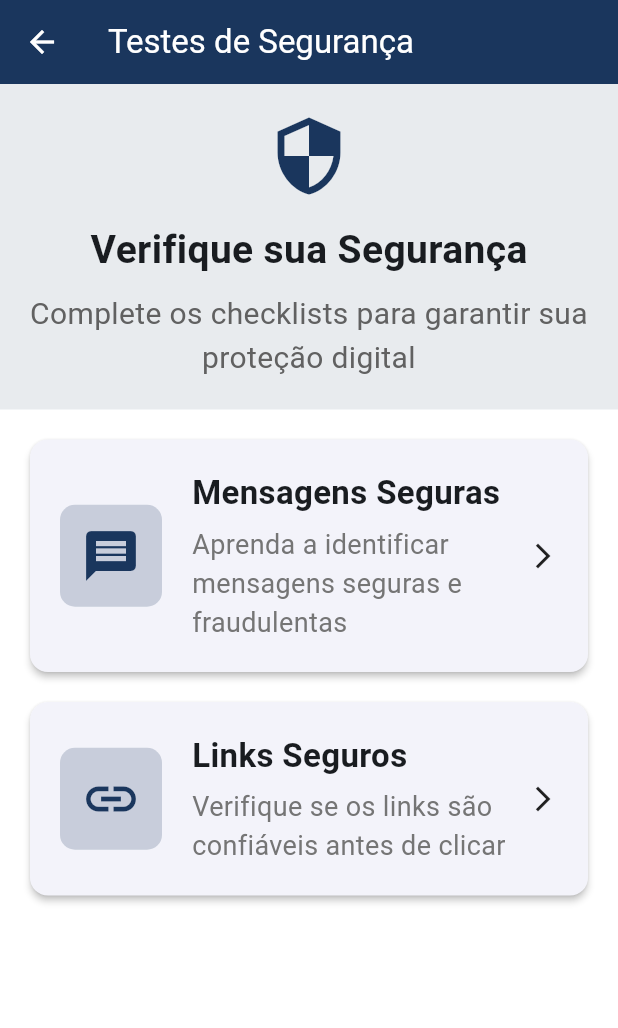
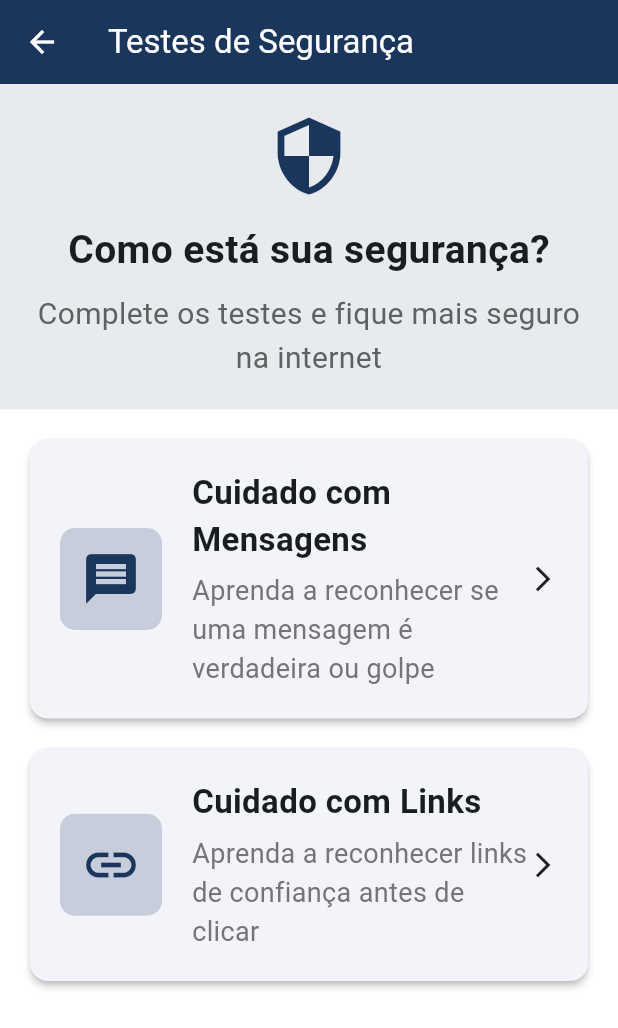
Before and after one commit to matheusclemente/protetor_digital_prototipo, a Flutter app: the ChecklistScreen screen opened directly, on a phone screen of 412 x 824 dp. Shown: the top 1028 px of the screen. Run offline on Flutter 3.47's test engine with Material 3 defaults, Android fonts, the light colour scheme and no system bars; our stand-ins replace device_info_plus, introduction_screen.

Commit message:
Simplify texts in checklists and message analyser

```diff
--- a/lib/features/checklists/checklist_screen.dart
+++ b/lib/features/checklists/checklist_screen.dart
@@ -12,15 +12,16 @@ class ChecklistScreen extends StatelessWidget {
 
   static const List<Map<String, dynamic>> checklistData = [
     {
-      'title': 'Mensagens Seguras',
+      'title': 'Cuidado com Mensagens',
       'icon': Icons.message,
-      'description': 'Aprenda a identificar mensagens seguras e fraudulentas',
+      'description':
+          'Aprenda a reconhecer se uma mensagem é verdadeira ou golpe',
       'color': Color(0xFF1A365D),
     },
     {
-      'title': 'Links Seguros',
+      'title': 'Cuidado com Links',
       'icon': Icons.link,
-      'description': 'Verifique se os links são confiáveis antes de clicar',
+      'description': 'Aprenda a reconhecer links de confiança antes de clicar',
       'color': Color(0xFF1A365D),
     },
   ];
@@ -48,7 +49,7 @@ class ChecklistScreen extends StatelessWidget {
                 ),
                 const SizedBox(height: 16),
                 const Text(
-                  'Verifique sua Segurança',
+                  'Como está sua segurança?',
                   style: TextStyle(
                     fontSize: 26,
                     fontWeight: FontWeight.bold,
@@ -56,7 +57,7 @@ class ChecklistScreen extends StatelessWidget {
                 ),
                 const SizedBox(height: 10),
                 Text(
-                  'Complete os checklists para garantir sua proteção digital',
+                  'Complete os testes e fique mais seguro na internet',
                   textAlign: TextAlign.center,
                   style: TextStyle(
                     fontSize: 20,
--- a/lib/features/checklists/models/safe_link_checklist.dart
+++ b/lib/features/checklists/models/safe_link_checklist.dart
@@ -40,7 +40,7 @@ class _SafeLinkChecklistScreenState extends State<SafeLinkChecklistScreen> {
             child: Column(
               children: [
                 const Text(
-                  "Identifique o link seguro",
+                  "Encontre o link seguro",
                   style: TextStyle(
                     fontWeight: FontWeight.bold,
                     fontSize: 26, // Aumentado de 22 para 26
@@ -48,7 +48,7 @@ class _SafeLinkChecklistScreenState extends State<SafeLinkChecklistScreen> {
                 ),
                 const SizedBox(height: 10), // Aumentado de 8 para 10
                 Text(
-                  "Selecione o link que você considera seguro",
+                  "Clique no link que pareça seguro",
                   textAlign: TextAlign.center,
                   style: TextStyle(
                     fontSize: 20, // Aumentado de 16 para 20
--- a/lib/features/checklists/models/safe_message_checklist.dart
+++ b/lib/features/checklists/models/safe_message_checklist.dart
@@ -74,7 +74,7 @@ class _SafeMessageChecklistScreenState
             child: Column(
               children: [
                 const Text(
-                  "Identifique a mensagem segura",
+                  "Encontre a mensagem segura",
                   style: TextStyle(
                     fontWeight: FontWeight.bold,
                     fontSize: 26,
@@ -82,7 +82,7 @@ class _SafeMessageChecklistScreenState
                 ),
                 const SizedBox(height: 10),
                 Text(
-                  "Selecione a mensagem que você considera segura",
+                  "Clique na mensagem que pareça segura",
                   textAlign: TextAlign.center,
                   style: TextStyle(
                     fontSize: 20,
--- a/lib/features/message_analyzer/message_analyzer_screen.dart
+++ b/lib/features/message_analyzer/message_analyzer_screen.dart
@@ -117,7 +117,7 @@ class _MessageAnalyzerScreenState extends State<MessageAnalyzerScreen> {
                 SizedBox(height: 16),
                 SizedBox(height: 10),
                 Text(
-                  'Cole a mensagem suspeita para verificar se é uma tentativa de phishing',
+                  'Cole abaixo a mensagem que pareça suspeita de golpe',
                   style: TextStyle(
                     fontSize: 24,
                     color: Colors.black87,
@@ -178,7 +178,7 @@ class _MessageAnalyzerScreenState extends State<MessageAnalyzerScreen> {
                                   border: OutlineInputBorder(
                                     borderRadius: BorderRadius.circular(8),
                                   ),
-                                  hintText: 'Cole aqui a mensagem suspeita...',
+                                  hintText: 'Cole a mensagem aqui...',
                                   hintStyle: const TextStyle(fontSize: 18),
                                   fillColor: Colors.grey[50],
                                   filled: true,
@@ -202,8 +202,8 @@ class _MessageAnalyzerScreenState extends State<MessageAnalyzerScreen> {
                                       )
                                     : const Icon(Icons.search),
                                 label: Text(_isAnalyzing
-                                    ? "Analisando..."
-                                    : "Verificar Mensagem"),
+                                    ? "Verificando, aguarde..."
+                                    : "Verificar"),
                                 style: ElevatedButton.styleFrom(
                                   padding:
                                       const EdgeInsets.symmetric(vertical: 16),
@@ -285,7 +285,7 @@ class _MessageAnalyzerScreenState extends State<MessageAnalyzerScreen> {
                               ),
                               const SizedBox(height: 8),
                               Text(
-                                'Probabilidade de phishing: ${(_probability! * 100).toStringAsFixed(1)}%',
+                                'Probabilidade de golpe: ${(_probability! * 100).toStringAsFixed(1)}%',
                                 style: TextStyle(
                                   color: _probability! > 0.7
                                       ? Colors.red[700]
@@ -298,8 +298,8 @@ class _MessageAnalyzerScreenState extends State<MessageAnalyzerScreen> {
                               const SizedBox(height: 16),
                               Text(
                                 _probability! > 0.7
-                                    ? 'Esta mensagem tem alta probabilidade de ser uma tentativa de phishing. Tenha cuidado!'
-                                    : 'Esta mensagem parece segura, mas sempre verifique a fonte antes de fornecer informações pessoais.',
+                                    ? 'Cuidado! Esta mensagem tem grande chance de ser golpe.'
+                                    : 'Parece segura, mas confira sempre o remetente antes de passar dados pessoais.',
                                 style: TextStyle(
                                   fontSize: 16,
                                   color: _probability! > 0.7
```
